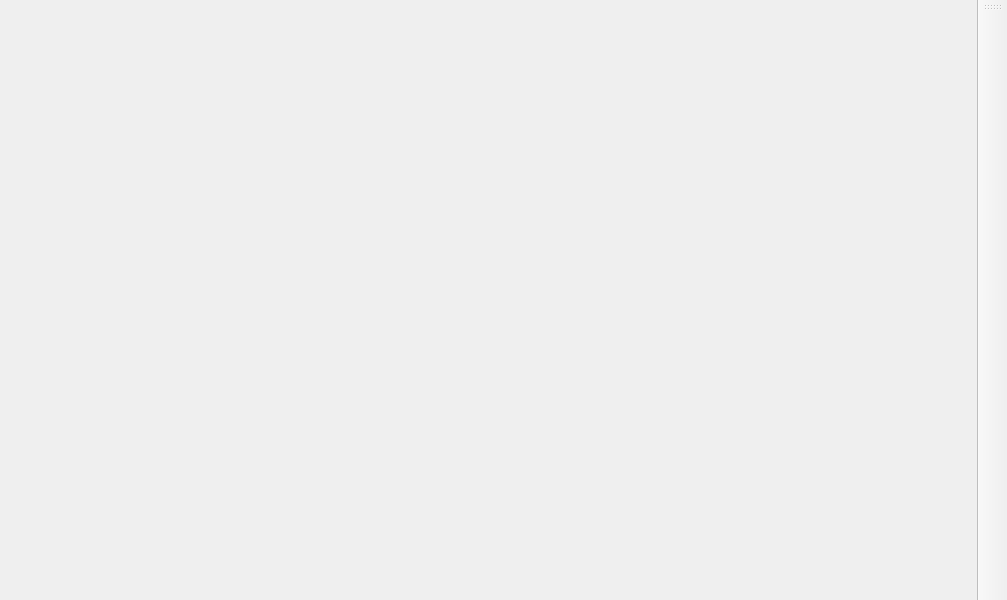
Old version of the form ui/Main_Window.ui in the repository VEDA-Five-Guys/Qt-doc-viewer.
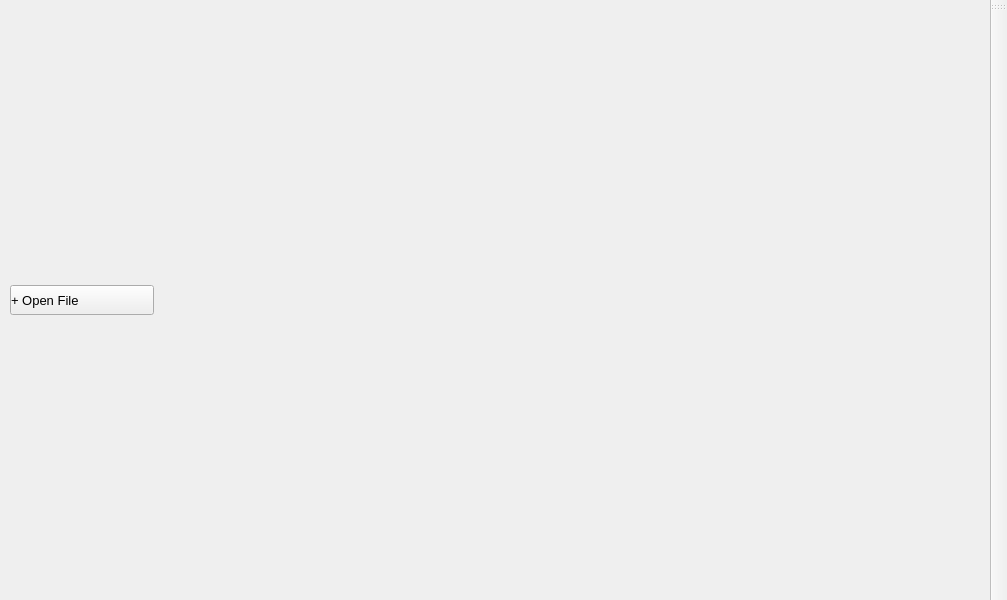
New version of the form.

The edit to the form file:
```diff
--- a/ui/Main_Window.ui
+++ b/ui/Main_Window.ui
@@ -16,29 +16,109 @@
   <property name="layoutDirection">
    <enum>Qt::LayoutDirection::LeftToRight</enum>
   </property>
-  <widget class="QWidget" name="centralwidget">
-   <widget class="QWidget" name="verticalLayoutWidget">
-    <property name="geometry">
-     <rect>
-      <x>10</x>
-      <y>10</y>
-      <width>191</width>
-      <height>541</height>
-     </rect>
+  <widget class="QWidget" name="central_widget">
+   <layout class="QGridLayout" name="gridLayout" rowstretch="0" columnstretch="3,17">
+    <property name="leftMargin">
+     <number>10</number>
     </property>
-    <layout class="QVBoxLayout" name="file_list"/>
-   </widget>
-   <widget class="QWidget" name="verticalLayoutWidget_2">
-    <property name="geometry">
-     <rect>
-      <x>220</x>
-      <y>10</y>
-      <width>741</width>
-      <height>541</height>
-     </rect>
+    <property name="topMargin">
+     <number>10</number>
     </property>
-    <layout class="QVBoxLayout" name="pdf_view"/>
-   </widget>
+    <property name="rightMargin">
+     <number>10</number>
+    </property>
+    <property name="bottomMargin">
+     <number>10</number>
+    </property>
+    <property name="spacing">
+     <number>10</number>
+    </property>
+    <item row="0" column="0">
+     <widget class="QScrollArea" name="file_list">
+      <property name="sizePolicy">
+       <sizepolicy hsizetype="Preferred" vsizetype="Preferred">
+        <horstretch>0</horstretch>
+        <verstretch>0</verstretch>
+       </sizepolicy>
+      </property>
+      <property name="frameShape">
+       <enum>QFrame::Shape::NoFrame</enum>
+      </property>
+      <property name="horizontalScrollBarPolicy">
+       <enum>Qt::ScrollBarPolicy::ScrollBarAlwaysOff</enum>
+      </property>
+      <property name="widgetResizable">
+       <bool>true</bool>
+      </property>
+      <widget class="QWidget" name="contents">
+       <property name="geometry">
+        <rect>
+         <x>0</x>
+         <y>0</y>
+         <width>145</width>
+         <height>559</height>
+        </rect>
+       </property>
+       <property name="styleSheet">
+        <string notr="true">QPushButton{
+	text-align: left;
+}</string>
+       </property>
+       <layout class="QVBoxLayout" name="verticalLayout">
+        <property name="spacing">
+         <number>0</number>
+        </property>
+        <property name="leftMargin">
+         <number>0</number>
+        </property>
+        <property name="topMargin">
+         <number>0</number>
+        </property>
+        <property name="rightMargin">
+         <number>0</number>
+        </property>
+        <property name="bottomMargin">
+         <number>0</number>
+        </property>
+        <item>
+         <widget class="QPushButton" name="open_file">
+          <property name="minimumSize">
+           <size>
+            <width>0</width>
+            <height>30</height>
+           </size>
+          </property>
+          <property name="maximumSize">
+           <size>
+            <width>16777215</width>
+            <height>30</height>
+           </size>
+          </property>
+          <property name="font">
+           <font>
+            <pointsize>10</pointsize>
+           </font>
+          </property>
+          <property name="text">
+           <string>+ Open File</string>
+          </property>
+         </widget>
+        </item>
+       </layout>
+      </widget>
+     </widget>
+    </item>
+    <item row="0" column="1">
+     <widget class="QStackedWidget" name="file_view">
+      <property name="currentIndex">
+       <number>0</number>
+      </property>
+      <widget class="QWidget" name="page">
+       <layout class="QVBoxLayout" name="verticalLayout_2"/>
+      </widget>
+     </widget>
+    </item>
+   </layout>
   </widget>
   <widget class="QMenuBar" name="menubar">
    <property name="geometry">
@@ -51,23 +131,8 @@
    </property>
   </widget>
   <widget class="QToolBar" name="navigator">
-   <property name="minimumSize">
-    <size>
-     <width>30</width>
-     <height>0</height>
-    </size>
-   </property>
    <property name="windowTitle">
-    <string>toolBar_2</string>
-   </property>
-   <property name="layoutDirection">
-    <enum>Qt::LayoutDirection::RightToLeft</enum>
-   </property>
-   <property name="orientation">
-    <enum>Qt::Orientation::Vertical</enum>
-   </property>
-   <property name="floatable">
-    <bool>true</bool>
+    <string>toolBar</string>
    </property>
    <attribute name="toolBarArea">
     <enum>RightToolBarArea</enum>
```
Left out of the diff: 4 changed lines with no effect on the pictures.
